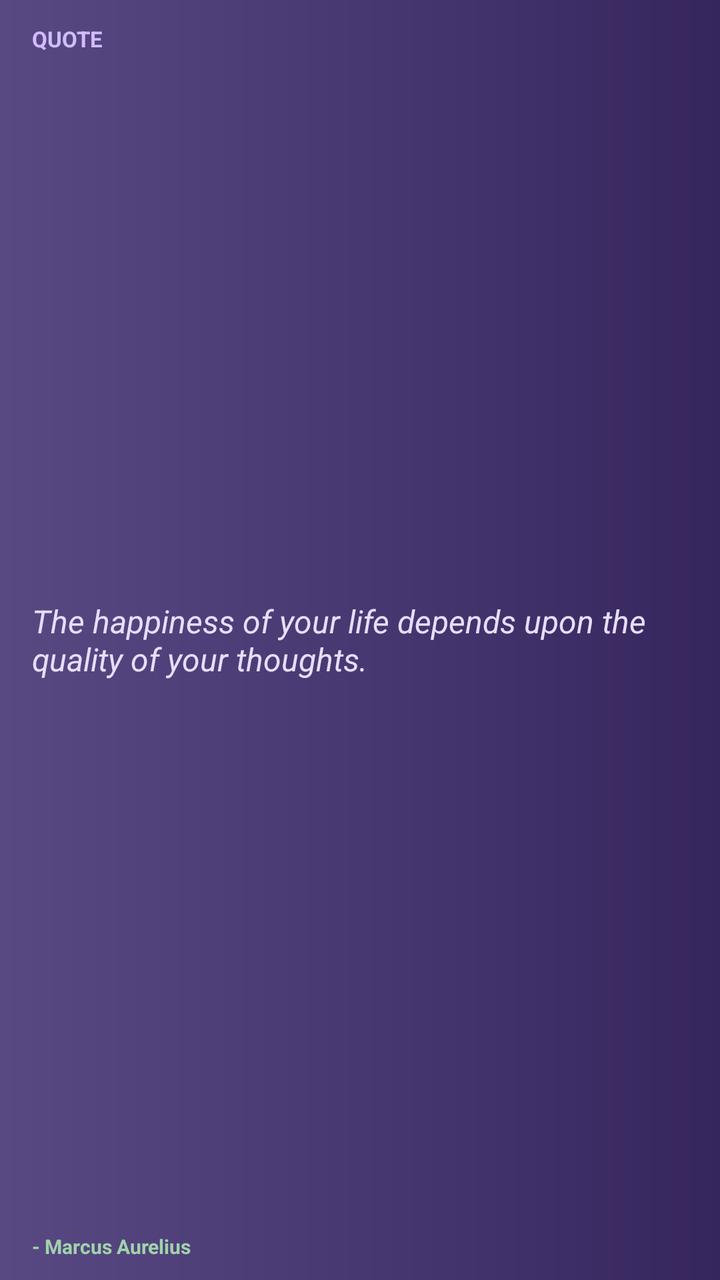
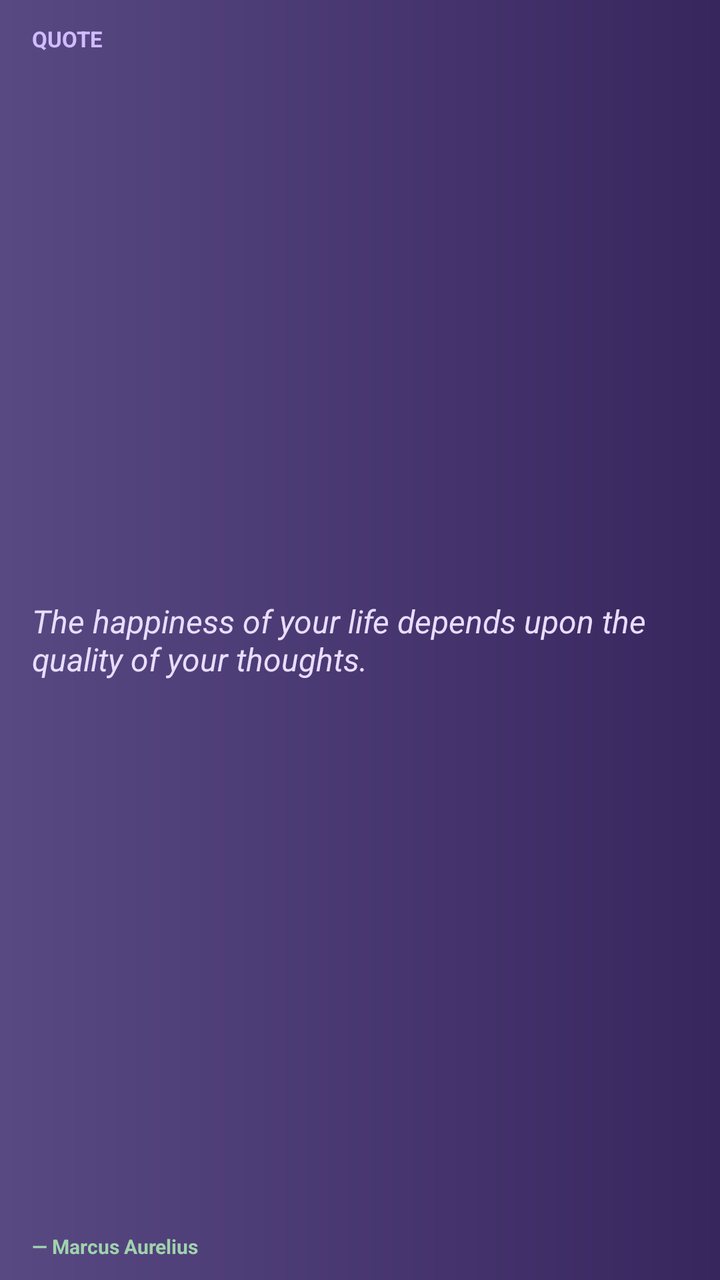

Screens rendered from an Android XML layout before and after an edit, with the pre-edit source and the edit as a unified diff.
<!-- AndroidManifest.xml: application theme Theme.MyApplication -->
<!-- res/layout/quote_widget_preview.xml -->
<?xml version="1.0" encoding="utf-8"?>
<FrameLayout xmlns:android="http://schemas.android.com/apk/res/android"
    android:layout_width="match_parent"
    android:layout_height="match_parent"
    android:background="@drawable/quote_widget_preview_background">

    <TextView
        android:layout_width="wrap_content"
        android:layout_height="wrap_content"
        android:layout_gravity="start|top"
        android:layout_marginStart="16dp"
        android:layout_marginTop="12dp"
        android:text="QUOTE"
        android:textColor="#D0BCFF"
        android:textSize="11sp"
        android:textStyle="bold" />

    <TextView
        android:layout_width="match_parent"
        android:layout_height="wrap_content"
        android:layout_gravity="center_vertical"
        android:layout_marginHorizontal="16dp"
        android:ellipsize="end"
        android:maxLines="2"
        android:text="The happiness of your life depends upon the quality of your thoughts."
        android:textColor="#E9DDFF"
        android:textSize="16sp"
        android:textStyle="italic" />

    <TextView
        android:layout_width="wrap_content"
        android:layout_height="wrap_content"
        android:layout_gravity="start|bottom"
        android:layout_marginStart="16dp"
        android:layout_marginBottom="10dp"
        android:text="- Marcus Aurelius"
        android:textColor="#A0D2AD"
        android:textSize="10sp"
        android:textStyle="bold" />
</FrameLayout>
<!-- resources referenced by this layout -->
<resources>
  <!-- drawable quote_widget_preview_background (drawable) -->
  <?xml version="1.0" encoding="utf-8"?>
  <shape xmlns:android="http://schemas.android.com/apk/res/android"
      android:shape="rectangle">
      <gradient
          android:angle="0"
          android:endColor="#37265E"
          android:startColor="#594983" />
  </shape>
  <style name="Theme.MyApplication" parent="android:Theme.DeviceDefault.NoActionBar" />
</resources>

<!-- the commit's change to res/layout/quote_widget_preview.xml (unified diff, before → after) -->
@@ -10,7 +10,7 @@
         android:layout_gravity="start|top"
         android:layout_marginStart="16dp"
         android:layout_marginTop="12dp"
-        android:text="QUOTE"
+        android:text="@string/widget_preview_label"
         android:textColor="#D0BCFF"
         android:textSize="11sp"
         android:textStyle="bold" />
@@ -22,7 +22,7 @@
         android:layout_marginHorizontal="16dp"
         android:ellipsize="end"
         android:maxLines="2"
-        android:text="The happiness of your life depends upon the quality of your thoughts."
+        android:text="@string/widget_preview_text"
         android:textColor="#E9DDFF"
         android:textSize="16sp"
         android:textStyle="italic" />
@@ -33,7 +33,7 @@
         android:layout_gravity="start|bottom"
         android:layout_marginStart="16dp"
         android:layout_marginBottom="10dp"
-        android:text="- Marcus Aurelius"
+        android:text="@string/widget_preview_author"
         android:textColor="#A0D2AD"
         android:textSize="10sp"
         android:textStyle="bold" />
<!-- resource entries referenced after the edit -->
@@ -9,6 +9,9 @@
           android:endColor="#37265E"
           android:startColor="#594983" />
   </shape>
+  <string name="widget_preview_author" translatable="false">— Marcus Aurelius</string>
+  <string name="widget_preview_label" translatable="false">QUOTE</string>
+  <string name="widget_preview_text">The happiness of your life depends upon the quality of your thoughts.</string>
   <style name="Theme.MyApplication" parent="android:Theme.DeviceDefault.NoActionBar" />
 </resources>
 
